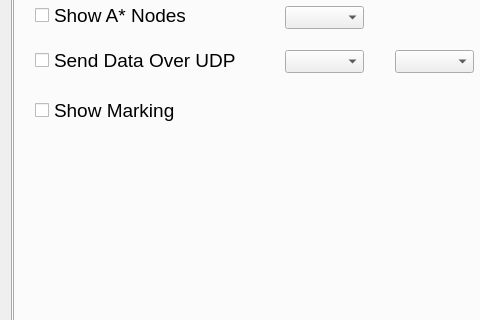
Before: the Qt Designer form src/ui/mainwindow.ui in kn2cssl/kn2cPrograms, drawn with Qt 5; both pictures show x 0 to 480 and y 83 to 403 of the 799 by 692 pixel window.
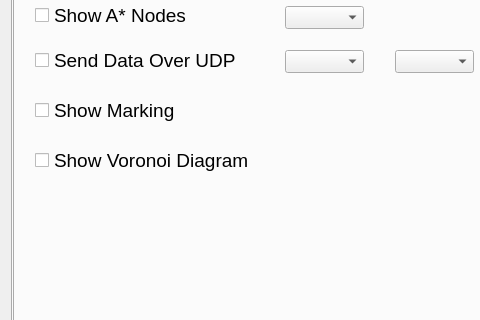
After: the same form once the commit is applied. The open tabs and pages were chosen to show the change. Icons and pictures are not drawn.

Commit message: Voronoi Diagram worked correctly

Diff of the .ui file:
```diff
--- a/src/ui/mainwindow.ui
+++ b/src/ui/mainwindow.ui
@@ -165,6 +165,24 @@
            <string>Show Marking</string>
           </property>
          </widget>
+         <widget class="QCheckBox" name="show_voronoi">
+          <property name="geometry">
+           <rect>
+            <x>20</x>
+            <y>170</y>
+            <width>261</width>
+            <height>21</height>
+           </rect>
+          </property>
+          <property name="font">
+           <font>
+            <pointsize>14</pointsize>
+           </font>
+          </property>
+          <property name="text">
+           <string>Show Voronoi Diagram</string>
+          </property>
+         </widget>
         </widget>
        </widget>
       </widget>
```
Left out of the diff: 2 changed lines with no effect on the pictures. The commit also changes 5 other files.
